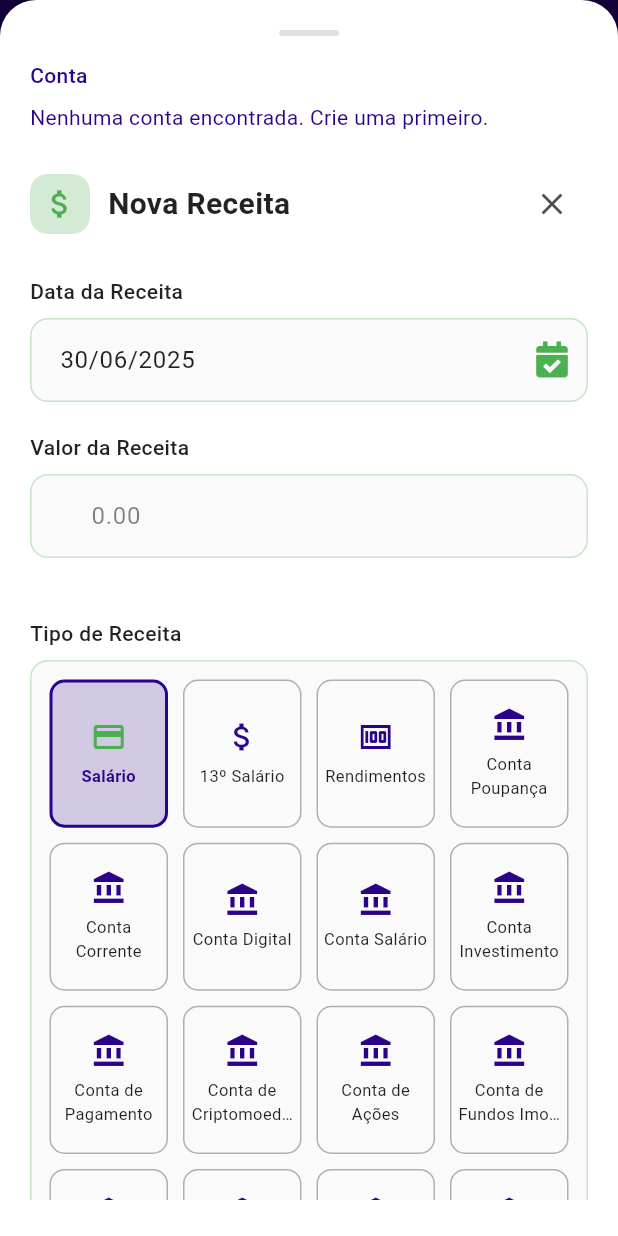
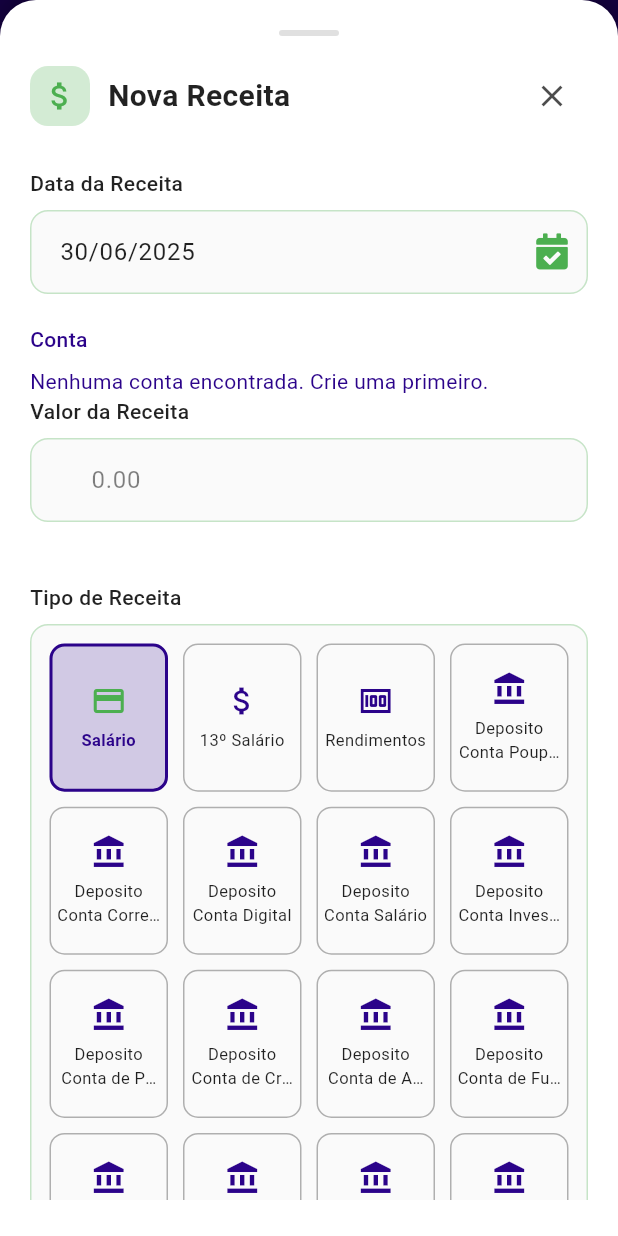
Before and after one commit to jhonnylucius/economize, a Flutter app: the RevenuesScreen screen opened by its route, after a tap on "Adicionar Receita", on a phone screen of 412 x 824 dp. Run offline on Flutter 3.47's test engine with Material 3 defaults, Android fonts, the phone set to English and light mode, and no system bars; our stand-ins replace fl_chart, flutter_local_notifications, logger, mask_text_input_formatter, pdf, percent_indicator and 6 more; accounts and stored records are empty.

Commit message:
feat: atualizar nomes das contas para incluir 'Deposito' e refatorar seletor de conta

```diff
--- a/lib/screen/revenues_screen.dart
+++ b/lib/screen/revenues_screen.dart
@@ -52,19 +52,28 @@ class _RevenuesScreenState extends State<RevenuesScreen>
     {'icon': Icons.credit_card, 'name': 'Salário'},
     {'icon': Icons.attach_money, 'name': '13º Salário'},
     {'icon': Icons.money, 'name': 'Rendimentos'},
-    {'icon': Icons.account_balance, 'name': 'Conta Poupança'},
-    {'icon': Icons.account_balance, 'name': 'Conta Corrente'},
-    {'icon': Icons.account_balance, 'name': 'Conta Digital'},
-    {'icon': Icons.account_balance, 'name': 'Conta Salário'},
-    {'icon': Icons.account_balance, 'name': 'Conta Investimento'},
-    {'icon': Icons.account_balance, 'name': 'Conta de Pagamento'},
-    {'icon': Icons.account_balance, 'name': 'Conta de Criptomoedas'},
-    {'icon': Icons.account_balance, 'name': 'Conta de Ações'},
-    {'icon': Icons.account_balance, 'name': 'Conta de Fundos Imobiliários'},
-    {'icon': Icons.account_balance, 'name': 'Conta de Previdência Privada'},
-    {'icon': Icons.account_balance, 'name': 'Conta de Tesouro Direto'},
-    {'icon': Icons.account_balance, 'name': 'Conta de CDB/LCI/LCA'},
-    {'icon': Icons.account_balance, 'name': 'Conta de Poupança Digital'},
+    {'icon': Icons.account_balance, 'name': 'Deposito Conta Poupança'},
+    {'icon': Icons.account_balance, 'name': 'Deposito Conta Corrente'},
+    {'icon': Icons.account_balance, 'name': 'Deposito Conta Digital'},
+    {'icon': Icons.account_balance, 'name': 'Deposito Conta Salário'},
+    {'icon': Icons.account_balance, 'name': 'Deposito Conta Investimento'},
+    {'icon': Icons.account_balance, 'name': 'Deposito Conta de Pagamento'},
+    {'icon': Icons.account_balance, 'name': 'Deposito Conta de Criptomoedas'},
+    {'icon': Icons.account_balance, 'name': 'Deposito Conta de Ações'},
+    {
+      'icon': Icons.account_balance,
+      'name': 'Deposito Conta de Fundos Imobiliários'
+    },
+    {
+      'icon': Icons.account_balance,
+      'name': 'Deposito Conta de Previdência Privada'
+    },
+    {'icon': Icons.account_balance, 'name': 'Deposito Conta de Tesouro Direto'},
+    {'icon': Icons.account_balance, 'name': 'Deposito Conta de CDB/LCI/LCA'},
+    {
+      'icon': Icons.account_balance,
+      'name': 'Deposito Conta de Poupança Digital'
+    },
     {'icon': Icons.account_balance_wallet, 'name': 'Carteira'},
     {'icon': Icons.receipt, 'name': 'Reembolsos'},
     {'icon': Icons.business_center, 'name': 'Emprego'},
@@ -1041,7 +1050,7 @@ class _RevenuesScreenState extends State<RevenuesScreen>
     final filteredRevenues = _getFilteredRevenues();
 
     return ListView.builder(
-      padding: const EdgeInsets.fromLTRB(16, 0, 16, 100), // Espaço para os FABs
+      padding: const EdgeInsets.fromLTRB(16, 0, 16, 140), // Espaço para os FABs
       itemCount: filteredRevenues.length,
       itemBuilder: (context, index) {
         final revenue = filteredRevenues[index];
@@ -1437,7 +1446,7 @@ class _RevenuesScreenState extends State<RevenuesScreen>
     );
     String selectedTipo = model?.tipoReceita ?? _categoriasReceita[0]['name'];
 
-    int? _selectedAccountId = model?.accountId;
+    int? selectedAccountId = model?.accountId;
 
     final dateFormatter = MaskTextInputFormatter(
       mask: '##/##/####',
@@ -1464,11 +1473,11 @@ class _RevenuesScreenState extends State<RevenuesScreen>
                   ),
                 ],
               ),
-              padding: EdgeInsets.only(
-                bottom: MediaQuery.of(context).viewInsets.bottom + 24,
-                left: 20,
-                right: 20,
-                top: 20,
+              padding: EdgeInsets.fromLTRB(
+                20,
+                20,
+                20,
+                math.max(MediaQuery.of(context).viewInsets.bottom, 24),
               ),
               child: SingleChildScrollView(
                 child: Form(
@@ -1489,77 +1498,6 @@ class _RevenuesScreenState extends State<RevenuesScreen>
                         ),
                       ),
                       const SizedBox(height: 16),
-
-                      // --- NOVO WIDGET: SELETOR DE CONTA ---
-                      Text('Conta',
-                          style: TextStyle(
-                              fontSize: 14, fontWeight: FontWeight.w500)),
-                      const SizedBox(height: 8),
-                      FutureBuilder<List<Account>>(
-                        future: _accountService.getAllAccounts(),
-                        builder: (context, snapshot) {
-                          if (snapshot.connectionState ==
-                              ConnectionState.waiting) {
-                            return const Center(
-                                child: CircularProgressIndicator());
-                          }
-                          if (!snapshot.hasData || snapshot.data!.isEmpty) {
-                            return const Text(
-                                'Nenhuma conta encontrada. Crie uma primeiro.');
-                          }
-                          final accounts = snapshot.data!;
-                          if (_selectedAccountId != null &&
-                              !accounts
-                                  .any((acc) => acc.id == _selectedAccountId)) {
-                            _selectedAccountId = null;
-                          }
-
-                          return DropdownButtonFormField<int>(
-                            value: _selectedAccountId,
-                            isExpanded: true,
-                            hint: const Text('Selecione uma conta'),
-                            decoration: InputDecoration(
-                              prefixIcon: const Icon(Icons.account_balance),
-                              filled: true,
-                              fillColor: Colors.grey.shade50,
-                              border: OutlineInputBorder(
-                                  borderRadius: BorderRadius.circular(12),
-                                  borderSide:
-                                      BorderSide(color: Colors.grey.shade300)),
-                              enabledBorder: OutlineInputBorder(
-                                  borderRadius: BorderRadius.circular(12),
-                                  borderSide:
-                                      BorderSide(color: Colors.grey.shade300)),
-                            ),
-                            items: accounts.map((account) {
-                              return DropdownMenuItem<int>(
-                                value: account.id,
-                                child: Row(
-                                  children: [
-                                    Icon(
-                                        IconData(account.icon,
-                                            fontFamily: 'MaterialIcons'),
-                                        size: 20),
-                                    const SizedBox(width: 8),
-                                    Text(account.name),
-                                  ],
-                                ),
-                              );
-                            }).toList(),
-                            onChanged: (value) {
-                              setState(() {
-                                _selectedAccountId = value;
-                              });
-                            },
-                            validator: (value) => value == null
-                                ? 'Por favor, selecione uma conta.'
-                                : null,
-                          );
-                        },
-                      ),
-                      // --- FIM DO NOVO WIDGET ---
-
-                      const SizedBox(height: 24),
 
                       // Cabeçalho
                       Row(
@@ -1708,7 +1646,73 @@ class _RevenuesScreenState extends State<RevenuesScreen>
                         },
                       ),
                       const SizedBox(height: 20),
-
+// --- NOVO WIDGET: SELETOR DE CONTA ---
+                      Text('Conta',
+                          style: TextStyle(
+                              fontSize: 14, fontWeight: FontWeight.w500)),
+                      const SizedBox(height: 8),
+                      FutureBuilder<List<Account>>(
+                        future: _accountService.getAllAccounts(),
+                        builder: (context, snapshot) {
+                          if (snapshot.connectionState ==
+                              ConnectionState.waiting) {
+                            return const Center(
+                                child: CircularProgressIndicator());
+                          }
+                          if (!snapshot.hasData || snapshot.data!.isEmpty) {
+                            return const Text(
+                                'Nenhuma conta encontrada. Crie uma primeiro.');
+                          }
+                          final accounts = snapshot.data!;
+                          if (selectedAccountId != null &&
+                              !accounts
+                                  .any((acc) => acc.id == selectedAccountId)) {
+                            selectedAccountId = null;
+                          }
+
+                          return DropdownButtonFormField<int>(
+                            value: selectedAccountId,
+                            isExpanded: true,
+                            hint: const Text('Selecione uma conta'),
+                            decoration: InputDecoration(
+                              prefixIcon: const Icon(Icons.account_balance),
+                              filled: true,
+                              fillColor: Colors.grey.shade50,
+                              border: OutlineInputBorder(
+                                  borderRadius: BorderRadius.circular(12),
+                                  borderSide:
+                                      BorderSide(color: Colors.grey.shade300)),
+                              enabledBorder: OutlineInputBorder(
+                                  borderRadius: BorderRadius.circular(12),
+                                  borderSide:
+                                      BorderSide(color: Colors.grey.shade300)),
+                            ),
+                            items: accounts.map((account) {
+                              return DropdownMenuItem<int>(
+                                value: account.id,
+                                child: Row(
+                                  children: [
+                                    Icon(
+                                        IconData(account.icon,
+                                            fontFamily: 'MaterialIcons'),
+                                        size: 20),
+                                    const SizedBox(width: 8),
+                                    Text(account.name),
+                                  ],
+                                ),
+                              );
+                            }).toList(),
+                            onChanged: (value) {
+                              setState(() {
+                                selectedAccountId = value;
+                              });
+                            },
+                            validator: (value) => value == null
+                                ? 'Por favor, selecione uma conta.'
+                                : null,
+                          );
+                        },
+                      ),
                       // Campo de valor
                       Text(
                         'Valor da Receita',
@@ -1910,7 +1914,7 @@ class _RevenuesScreenState extends State<RevenuesScreen>
                                     descricaoDaReceita: selectedTipo,
                                     tipoReceita: selectedTipo,
                                     accountId:
-                                        _selectedAccountId, // <-- PASSANDO O ID DA CONTA
+                                        selectedAccountId, // <-- PASSANDO O ID DA CONTA
                                   );
 
                                   try {
```
